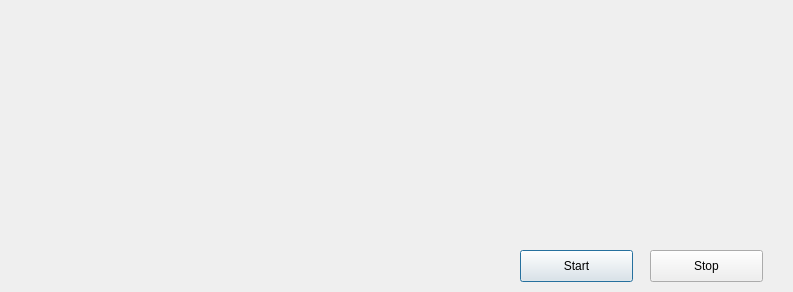
Qt form UI/frontend-plugins/decklink-output-ui/forms/output.ui (Minkampel/agdq-obs-studio) before a commit.
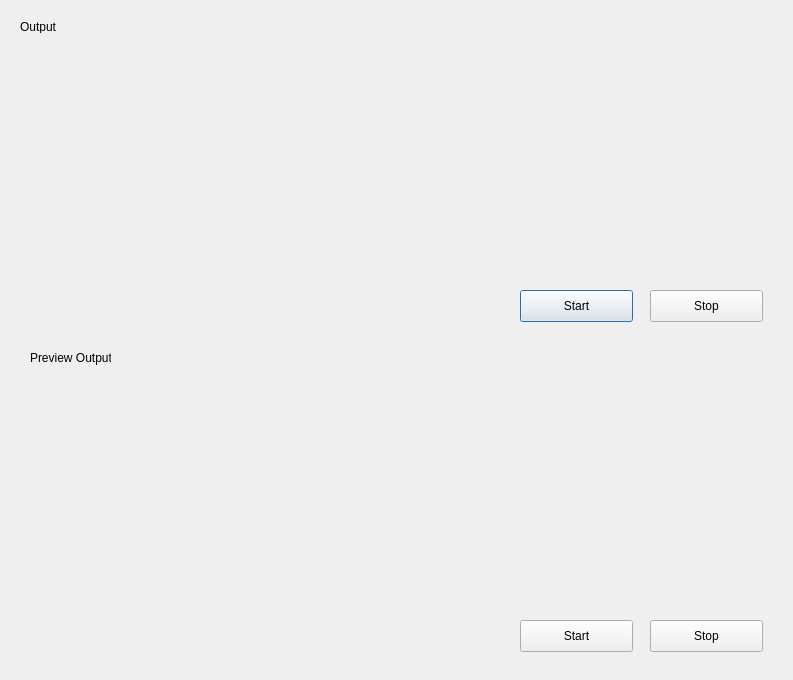
The same form after that commit.

Commit message: Decklink: inital preview out work

What changed in the file:
```diff
--- a/UI/frontend-plugins/decklink-output-ui/forms/output.ui
+++ b/UI/frontend-plugins/decklink-output-ui/forms/output.ui
@@ -7,7 +7,7 @@
     <x>0</x>
     <y>0</y>
     <width>793</width>
-    <height>292</height>
+    <height>680</height>
    </rect>
   </property>
   <property name="windowTitle">
@@ -17,7 +17,7 @@
    <property name="geometry">
     <rect>
      <x>20</x>
-     <y>10</y>
+     <y>50</y>
      <width>751</width>
      <height>221</height>
     </rect>
@@ -28,7 +28,7 @@
    <property name="geometry">
     <rect>
      <x>520</x>
-     <y>250</y>
+     <y>290</y>
      <width>113</width>
      <height>32</height>
     </rect>
@@ -41,7 +41,7 @@
    <property name="geometry">
     <rect>
      <x>650</x>
-     <y>250</y>
+     <y>290</y>
      <width>113</width>
      <height>32</height>
     </rect>
@@ -50,6 +50,69 @@
     <string>Stop</string>
    </property>
   </widget>
+  <widget class="QWidget" name="verticalLayoutWidget_2">
+   <property name="geometry">
+    <rect>
+     <x>20</x>
+     <y>380</y>
+     <width>751</width>
+     <height>221</height>
+    </rect>
+   </property>
+   <layout class="QVBoxLayout" name="previewPropertiesLayout"/>
+  </widget>
+  <widget class="QPushButton" name="stopPreviewOutput">
+   <property name="geometry">
+    <rect>
+     <x>650</x>
+     <y>620</y>
+     <width>113</width>
+     <height>32</height>
+    </rect>
+   </property>
+   <property name="text">
+    <string>Stop</string>
+   </property>
+  </widget>
+  <widget class="QPushButton" name="startPreviewOutput">
+   <property name="geometry">
+    <rect>
+     <x>520</x>
+     <y>620</y>
+     <width>113</width>
+     <height>32</height>
+    </rect>
+   </property>
+   <property name="text">
+    <string>Start</string>
+   </property>
+  </widget>
+  <widget class="QLabel" name="label">
+   <property name="geometry">
+    <rect>
+     <x>20</x>
+     <y>20</y>
+     <width>47</width>
+     <height>13</height>
+    </rect>
+   </property>
+   <property name="text">
+    <string>Output</string>
+   </property>
+  </widget>
+  <widget class="QLabel" name="label_2">
+   <property name="geometry">
+    <rect>
+     <x>30</x>
+     <y>350</y>
+     <width>81</width>
+     <height>16</height>
+    </rect>
+   </property>
+   <property name="text">
+    <string>Preview Output</string>
+   </property>
+  </widget>
  </widget>
  <resources/>
  <connections/>
```
The commit also changes 4 other files.
